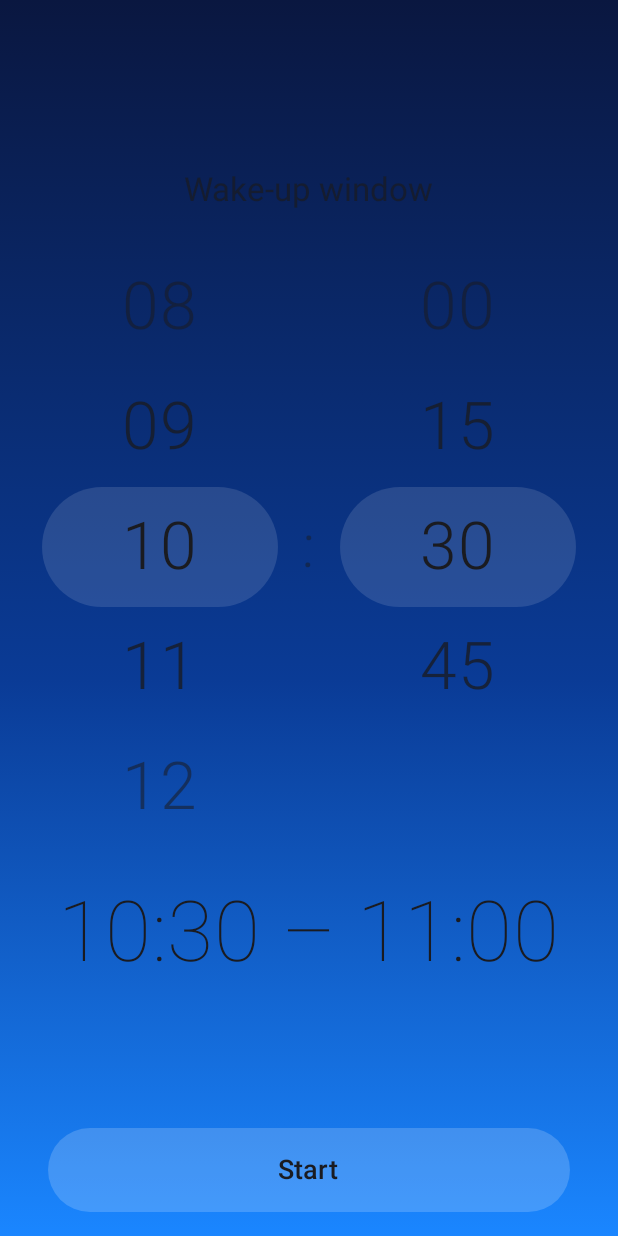
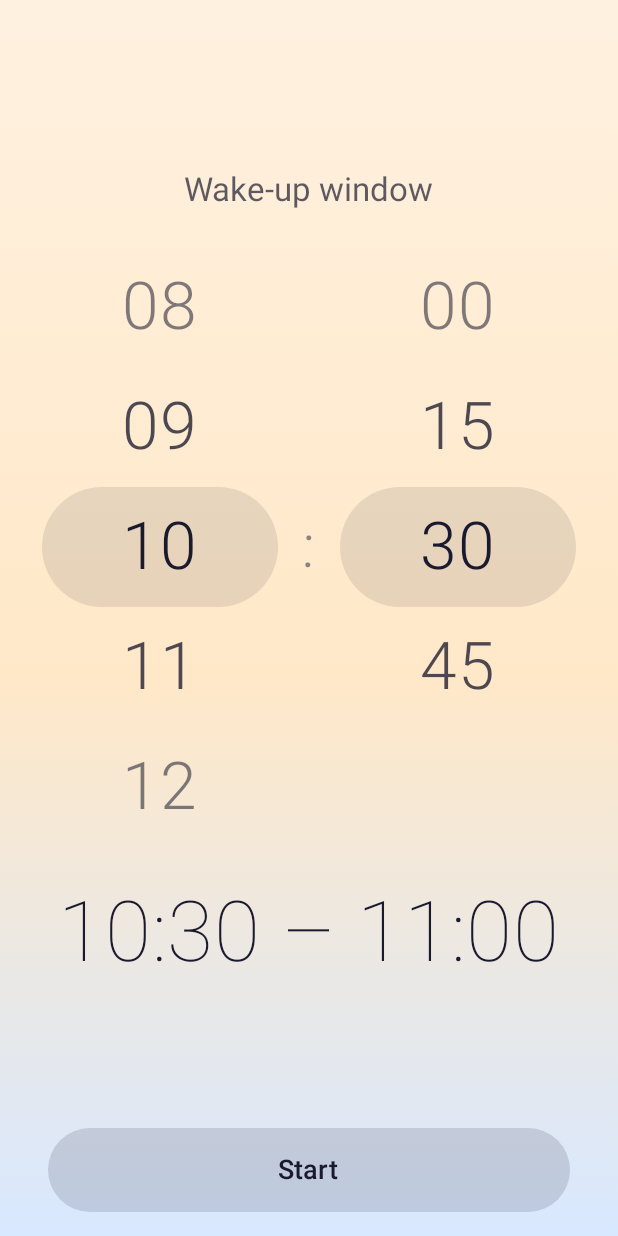
Before and after one commit to seeingred/aka-alarm, an Android app built with Jetpack Compose: the screen it shows after launch (MainActivity), on a phone screen of 412 x 824 dp. Run offline under Robolectric (Android 15) with nearby library versions, the light colour scheme and no system bars.

Commit message:
Android 1.1.0: theme parity, debug receiver, Play Store assets, native symbols
- versionCode 3, versionName "1.1.0" — matches the iOS marketing version
  so future cross-platform releases can ship under one number.
- ndk.debugSymbolLevel = "FULL" so the AAB bundles unstripped native
  symbols for AndroidX dependencies (androidx.graphics.path.so etc.).
  Resolves the Play Console "no debug symbols" warning and gives
  readable native crash traces in Vitals.

Theme:
- Theme.kt drops the Material You dynamic-colour path — brand consistency
  trumps wallpaper-derived tinting for an alarm app. Always uses the
  hand-tuned DawnDarkColors or DawnLightColors palette.
- DawnGradient is now theme-aware: indigo → dawn-blue in dark mode,
  warm cream → pale-sky in light mode. Fixes the dark-text-on-dark-
  blue bug that made light mode unreadable.
- Hardcoded Color.White.copy(alpha=…) replaced with
  MaterialTheme.colorScheme.onSurface.copy(alpha=…) across the Start
  button, MicLevelBar, and NumberWheel selection pill so glass-style
  surfaces invert correctly per theme.

Debug receiver (MainActivity):
- Runtime BroadcastReceiver listening for "com.aka.alarm.DEBUG" lets
  ADB force phase transitions for Play-listing screenshots in the
  emulator where real mic input is unpredictable:
    adb shell am broadcast -a com.aka.alarm.DEBUG -e action fire
    adb shell am broadcast -a com.aka.alarm.DEBUG -e action snooze
    adb shell am broadcast -a com.aka.alarm.DEBUG -e action cancel
  Registered RECEIVER_EXPORTED, scoped to the foreground activity
  lifecycle (registered onResume, unregistered onPause). Harmless to
  ship — the action string is private and only triggers UI state.

Play Store assets:
- play-feature-graphic.{svg,png}: 1024×500 listing banner. Matches the
  app-icon aesthetic (dawn gradient, dial mark, amber arc).
- play-icon-512.png: 512×512 store listing icon, rasterised from the
  same app-icon.svg.

```diff
--- a/android/app/src/main/kotlin/com/aka/alarm/MainActivity.kt
+++ b/android/app/src/main/kotlin/com/aka/alarm/MainActivity.kt
@@ -1,6 +1,10 @@
 package com.aka.alarm
 
 import android.Manifest
+import android.content.BroadcastReceiver
+import android.content.Context
+import android.content.Intent
+import android.content.IntentFilter
 import android.content.pm.PackageManager
 import android.os.Build
 import android.os.Bundle
@@ -10,14 +14,9 @@ import androidx.activity.enableEdgeToEdge
 import androidx.activity.result.contract.ActivityResultContracts
 import androidx.compose.foundation.layout.fillMaxSize
 import androidx.compose.material3.AlertDialog
-import androidx.compose.material3.MaterialTheme
 import androidx.compose.material3.Surface
 import androidx.compose.material3.Text
 import androidx.compose.material3.TextButton
-import androidx.compose.runtime.Composable
-import androidx.compose.runtime.LaunchedEffect
-import androidx.compose.runtime.collectAsState
-import androidx.compose.runtime.getValue
 import androidx.compose.ui.Modifier
 import androidx.compose.ui.graphics.Color
 import androidx.core.content.ContextCompat
@@ -26,7 +25,6 @@ import com.aka.alarm.model.AlarmStore
 import com.aka.alarm.ui.AkaAlarmTheme
 import com.aka.alarm.ui.AlarmScreen
 import com.aka.alarm.ui.MainScreen
-import kotlinx.coroutines.flow.MutableSharedFlow
 
 class MainActivity : ComponentActivity() {
 
@@ -101,4 +99,36 @@ class MainActivity : ComponentActivity() {
             else -> requestMicPermission.launch(Manifest.permission.RECORD_AUDIO)
         }
     }
+
+    // ----- Debug-only broadcast receiver for screenshot capture ----------
+    // Forces phase transitions via ADB:
+    //   adb shell am broadcast -a com.aka.alarm.DEBUG -e action fire
+    //   adb shell am broadcast -a com.aka.alarm.DEBUG -e action snooze
+    //   adb shell am broadcast -a com.aka.alarm.DEBUG -e action cancel
+    // Harmless to ship — the broadcast action is private and only registered
+    // while the activity is in the foreground.
+    private val debugReceiver = object : BroadcastReceiver() {
+        override fun onReceive(context: Context?, intent: Intent?) {
+            when (intent?.getStringExtra("action")) {
+                "fire" -> store.debugForceAlarming()
+                "snooze" -> store.debugForceSnoozing()
+                "cancel" -> store.cancelAlarm()
+            }
+        }
+    }
+
+    override fun onResume() {
+        super.onResume()
+        ContextCompat.registerReceiver(
+            this,
+            debugReceiver,
+            IntentFilter("com.aka.alarm.DEBUG"),
+            ContextCompat.RECEIVER_EXPORTED
+        )
+    }
+
+    override fun onPause() {
+        super.onPause()
+        try { unregisterReceiver(debugReceiver) } catch (_: IllegalArgumentException) {}
+    }
 }
--- a/android/app/src/main/kotlin/com/aka/alarm/ui/MainScreen.kt
+++ b/android/app/src/main/kotlin/com/aka/alarm/ui/MainScreen.kt
@@ -113,7 +113,7 @@ private fun SetAlarmView(store: AlarmStore, onStart: () -> Unit) {
             onClick = onStart,
             shape = RoundedCornerShape(percent = 50),
             colors = ButtonDefaults.buttonColors(
-                containerColor = Color.White.copy(alpha = 0.18f),
+                containerColor = MaterialTheme.colorScheme.onSurface.copy(alpha = 0.14f),
                 contentColor = MaterialTheme.colorScheme.onSurface,
             ),
             modifier = Modifier
@@ -227,13 +227,14 @@ private fun MicLevelBar(
         val maxWidthPx = with(LocalDensity.current) { maxWidth.toPx() }
         val curFrac = normalize(currentDb).toFloat()
         val baselineFrac = normalize(baselineDb).toFloat()
+        val onSurface = MaterialTheme.colorScheme.onSurface
 
         // Track
         Box(
             modifier = Modifier
                 .fillMaxSize()
                 .background(
-                    color = Color.White.copy(alpha = 0.08f),
+                    color = onSurface.copy(alpha = 0.08f),
                     shape = RoundedCornerShape(percent = 50)
                 )
         )
@@ -243,7 +244,7 @@ private fun MicLevelBar(
                 .fillMaxHeight()
                 .fillMaxWidth(curFrac)
                 .background(
-                    color = Color.White.copy(alpha = 0.35f),
+                    color = onSurface.copy(alpha = 0.32f),
                     shape = RoundedCornerShape(percent = 50)
                 )
         )
--- a/android/app/src/main/kotlin/com/aka/alarm/ui/NumberWheel.kt
+++ b/android/app/src/main/kotlin/com/aka/alarm/ui/NumberWheel.kt
@@ -90,7 +90,7 @@ fun NumberWheel(
                 .padding(horizontal = 12.dp)
                 .height(rowHeight)
                 .background(
-                    color = Color.White.copy(alpha = 0.12f),
+                    color = MaterialTheme.colorScheme.onSurface.copy(alpha = 0.10f),
                     shape = RoundedCornerShape(percent = 50)
                 )
         )
--- a/android/app/src/main/kotlin/com/aka/alarm/ui/Theme.kt
+++ b/android/app/src/main/kotlin/com/aka/alarm/ui/Theme.kt
@@ -1,20 +1,16 @@
 package com.aka.alarm.ui
 
-import android.os.Build
 import androidx.compose.foundation.background
 import androidx.compose.foundation.isSystemInDarkTheme
 import androidx.compose.foundation.layout.Box
 import androidx.compose.foundation.layout.fillMaxSize
 import androidx.compose.material3.MaterialTheme
 import androidx.compose.material3.darkColorScheme
-import androidx.compose.material3.dynamicDarkColorScheme
-import androidx.compose.material3.dynamicLightColorScheme
 import androidx.compose.material3.lightColorScheme
 import androidx.compose.runtime.Composable
 import androidx.compose.ui.Modifier
 import androidx.compose.ui.graphics.Brush
 import androidx.compose.ui.graphics.Color
-import androidx.compose.ui.platform.LocalContext
 
 private val DawnDarkColors = darkColorScheme(
     primary = Color(0xFFFFB454),
@@ -32,45 +28,50 @@ private val DawnLightColors = lightColorScheme(
     primary = Color(0xFFE38A1A),
     onPrimary = Color.White,
     secondary = Color(0xFFFFB454),
-    background = Color(0xFFFEF7E8),
+    background = Color(0xFFFFF1E0),
     onBackground = Color(0xFF1A1A2E),
-    surface = Color(0xFFFEF7E8),
+    surface = Color(0xFFFFF1E0),
     onSurface = Color(0xFF1A1A2E),
+    surfaceVariant = Color(0xFFFFE8C8),
+    onSurfaceVariant = Color(0xFF4A4A66),
 )
 
+/**
+ * Brand theme. We deliberately *don't* use Material You dynamic colours — the
+ * dawn-sky gradient is the app's identity and an alarm clock's UI shouldn't
+ * morph to whatever wallpaper the user happens to have. Light vs dark is
+ * driven by the system setting and properly swaps both the gradient and the
+ * Material colour scheme together.
+ */
 @Composable
 fun AkaAlarmTheme(
     useDarkTheme: Boolean = isSystemInDarkTheme(),
     content: @Composable () -> Unit,
 ) {
-    val context = LocalContext.current
-    val dynamicAvailable = Build.VERSION.SDK_INT >= Build.VERSION_CODES.S
-    val colorScheme = when {
-        dynamicAvailable && useDarkTheme -> dynamicDarkColorScheme(context)
-        dynamicAvailable && !useDarkTheme -> dynamicLightColorScheme(context)
-        useDarkTheme -> DawnDarkColors
-        else -> DawnLightColors
-    }
-
+    val colorScheme = if (useDarkTheme) DawnDarkColors else DawnLightColors
     MaterialTheme(colorScheme = colorScheme) {
-        DawnGradient { content() }
+        DawnGradient(useDarkTheme = useDarkTheme) { content() }
     }
 }
 
-/** Vertical indigo → dawn-blue background, matching the iOS look and the icon. */
 @Composable
-private fun DawnGradient(content: @Composable () -> Unit) {
-    Box(
-        modifier = Modifier
-            .fillMaxSize()
-            .background(
+private fun DawnGradient(useDarkTheme: Boolean, content: @Composable () -> Unit) {
+    val gradient = if (useDarkTheme) {
+        // Indigo → bright dawn-blue. Matches the iOS background and the app icon.
         Brush.verticalGradient(
             0.0f to Color(0xFF0A1740),
             0.55f to Color(0xFF0A3B96),
             1.0f to Color(0xFF1A86FF),
         )
+    } else {
+        // Warm dawn cream → pale sky. Same "sunrise" feel inverted for daytime.
+        Brush.verticalGradient(
+            0.0f to Color(0xFFFFF1E0),
+            0.55f to Color(0xFFFFE8C8),
+            1.0f to Color(0xFFD8E8FF),
         )
-    ) {
+    }
+    Box(modifier = Modifier.fillMaxSize().background(gradient)) {
         content()
     }
 }
```
Also changed, not shown: android/app/build.gradle.kts (+6 -2 lines), android/app/src/main/kotlin/com/aka/alarm/model/AlarmStore.kt (+20 -0 lines), 3 other files. Lines whose indentation alone changed are shown as unchanged.
